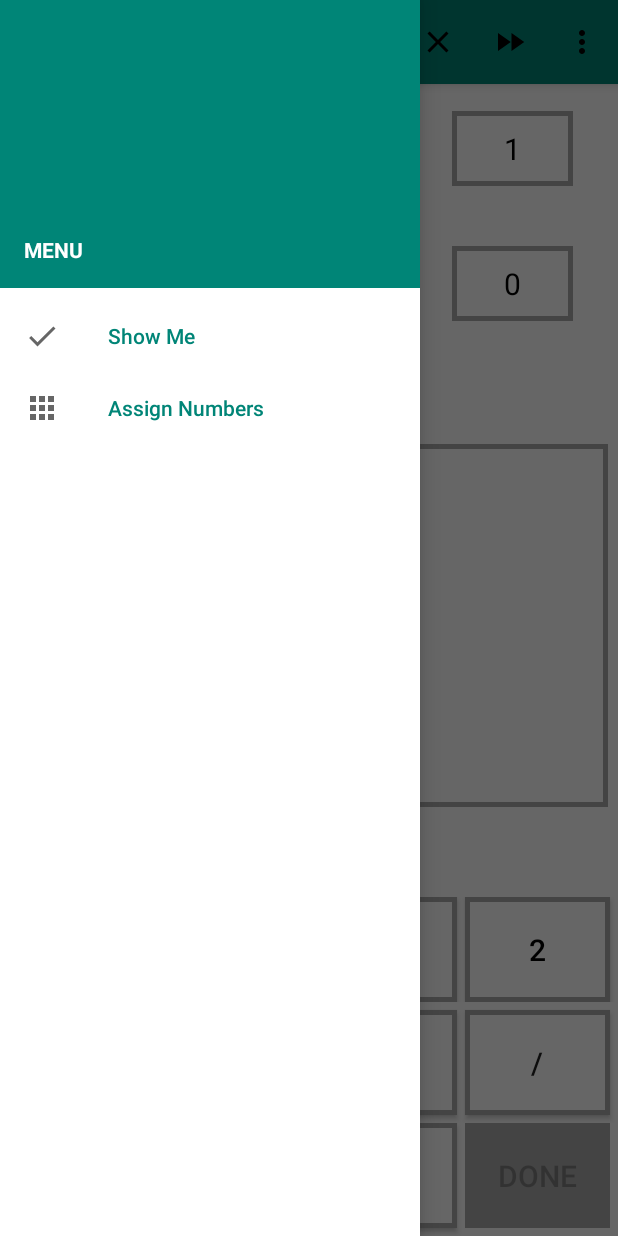
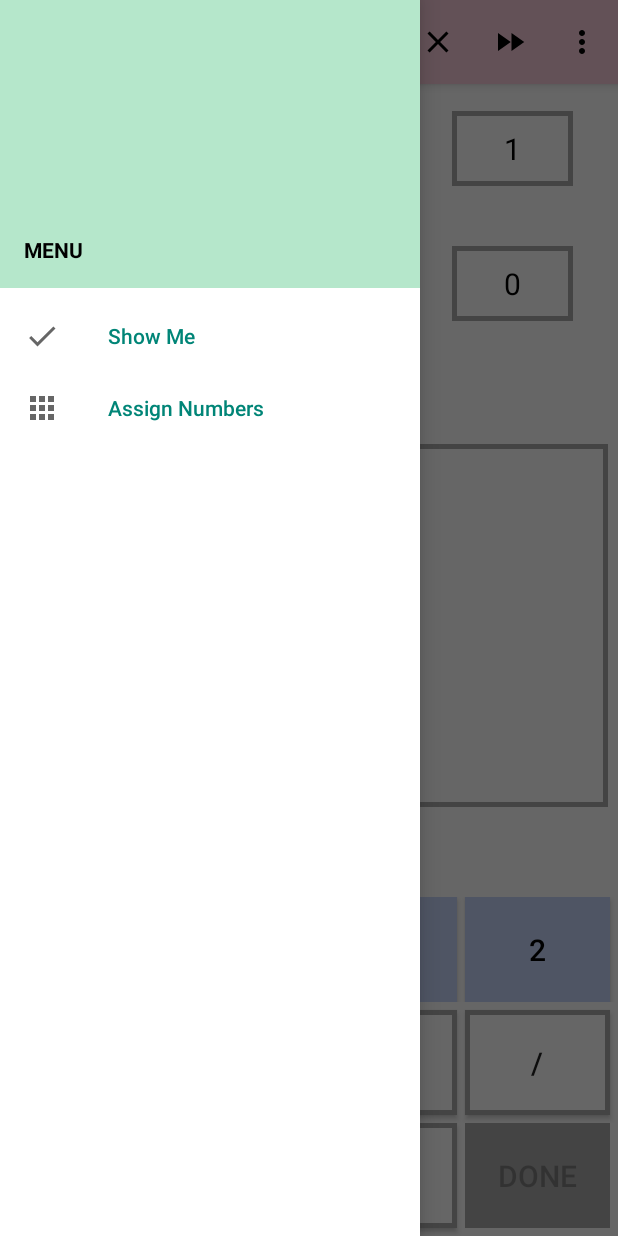
Before and after one commit to prashantaithal/Make24-CMPE-277-Lab-1, an Android app: the screen it shows after launch (MainActivity), with the side drawer open, on a phone screen of 412 x 824 dp. Run offline under Robolectric (Android 15) with nearby library versions, the phone set to English and light mode, and no system bars.

Commit message:
UI colour

```diff
--- a/Lab1/app/src/main/res/layout/activity_main.xml
+++ b/Lab1/app/src/main/res/layout/activity_main.xml
@@ -3,6 +3,7 @@
 <!-- Use DrawerLayout as root container for activity -->
 <android.support.v4.widget.DrawerLayout xmlns:android="http://schemas.android.com/apk/res/android"
     xmlns:app="http://schemas.android.com/apk/res-auto"
+    xmlns:tools="http://schemas.android.com/tools"
     android:id="@+id/drawer_layout"
     android:layout_width="match_parent"
     android:layout_height="match_parent"
@@ -23,7 +24,7 @@
             android:id="@+id/toolbar"
             android:layout_width="match_parent"
             android:layout_height="?attr/actionBarSize"
-            android:background="?attr/colorAccent"
+            android:background="@color/colorAccent"
             android:elevation="4dp"
             android:theme="@style/ThemeOverlay.AppCompat.ActionBar"
             app:menu="@menu/action"
@@ -48,7 +49,7 @@
                     android:layout_weight="1"
                     android:gravity="center"
                     android:text="Time"
-                    android:textColor="@color/colorPrimaryDark"
+                    android:textColor="@android:color/holo_blue_dark"
                     android:textSize="15sp" />
 
                 <TextView
@@ -73,7 +74,7 @@
                     android:layout_weight="1"
                     android:gravity="center"
                     android:text="Attempt"
-                    android:textColor="@color/colorPrimaryDark"
+                    android:textColor="@android:color/holo_blue_dark"
                     android:textSize="15sp" />
 
                 <TextView
@@ -104,7 +105,7 @@
                     android:layout_weight="1"
                     android:gravity="center"
                     android:text="Succeeded"
-                    android:textColor="@color/colorPrimaryDark"
+                    android:textColor="@android:color/holo_blue_dark"
                     android:textSize="15sp" />
 
                 <TextView
@@ -129,7 +130,7 @@
                     android:layout_weight="1"
                     android:gravity="center"
                     android:text="Skipped"
-                    android:textColor="@color/colorPrimaryDark"
+                    android:textColor="@android:color/holo_blue_dark"
                     android:textSize="15sp" />
 
                 <TextView
@@ -179,7 +180,7 @@
                     android:layout_marginLeft="5dp"
                     android:layout_marginRight="5dp"
                     android:layout_weight="1"
-                    android:background="@drawable/textview_border"
+                    android:background="@color/colorPrimary"
                     android:textColor="@android:color/black"
                     android:textSize="20sp" />
 
@@ -190,7 +191,7 @@
                     android:layout_marginLeft="0dp"
                     android:layout_marginRight="5dp"
                     android:layout_weight="1"
-                    android:background="@drawable/textview_border"
+                    android:background="@color/colorPrimary"
                     android:textColor="@android:color/black"
                     android:textSize="20sp" />
 
@@ -201,7 +202,7 @@
                     android:layout_marginLeft="0dp"
                     android:layout_marginRight="5dp"
                     android:layout_weight="1"
-                    android:background="@drawable/textview_border"
+                    android:background="@color/colorPrimary"
                     android:textColor="@android:color/black"
                     android:textSize="20sp" />
 
@@ -212,7 +213,7 @@
                     android:layout_marginLeft="0dp"
                     android:layout_marginRight="5dp"
                     android:layout_weight="1"
-                    android:background="@drawable/textview_border"
+                    android:background="@color/colorPrimary"
                     android:textColor="@android:color/black"
                     android:textSize="20sp" />
             </TableRow>
--- a/Lab1/app/src/main/res/layout/nav_header.xml
+++ b/Lab1/app/src/main/res/layout/nav_header.xml
@@ -1,9 +1,10 @@
 <?xml version="1.0" encoding="utf-8"?>
 <LinearLayout xmlns:android="http://schemas.android.com/apk/res/android"
 
+    xmlns:tools="http://schemas.android.com/tools"
     android:layout_width="match_parent"
     android:layout_height="192dp"
-    android:background="?attr/colorAccent"
+    android:background="@color/colorPrimaryDark"
     android:gravity="bottom"
     android:orientation="vertical"
     android:padding="16dp"
@@ -14,6 +15,7 @@
         android:layout_height="wrap_content"
         android:text="MENU"
         android:textAppearance="@style/TextAppearance.AppCompat.Body1"
+        android:textColor="@android:color/black"
         android:textStyle="bold" />
 
 </LinearLayout>
--- a/Lab1/app/src/main/res/values/colors.xml
+++ b/Lab1/app/src/main/res/values/colors.xml
@@ -1,6 +1,6 @@
 <?xml version="1.0" encoding="utf-8"?>
 <resources>
-    <color name="colorPrimary">#c9d9ff</color>
-    <color name="colorPrimaryDark">#303f9f</color>
-    <color name="colorAccent">#ff4081</color>
+    <color name="colorPrimary">#c7d6fa</color>
+    <color name="colorPrimaryDark">#b5e7cb</color>
+    <color name="colorAccent">#f8cbda</color>
 </resources>
```
